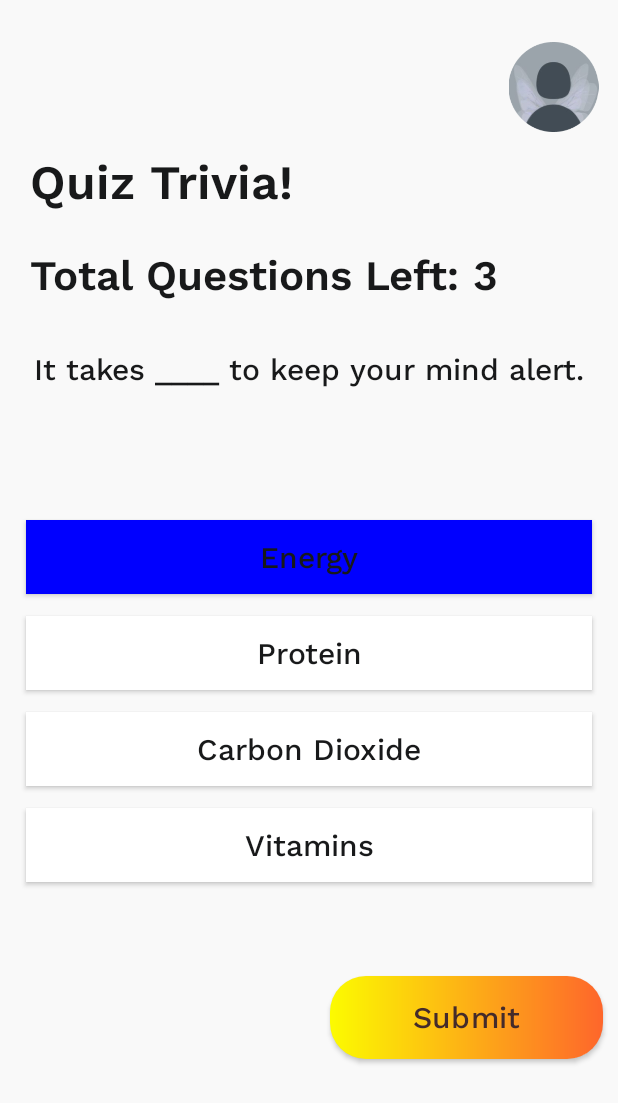
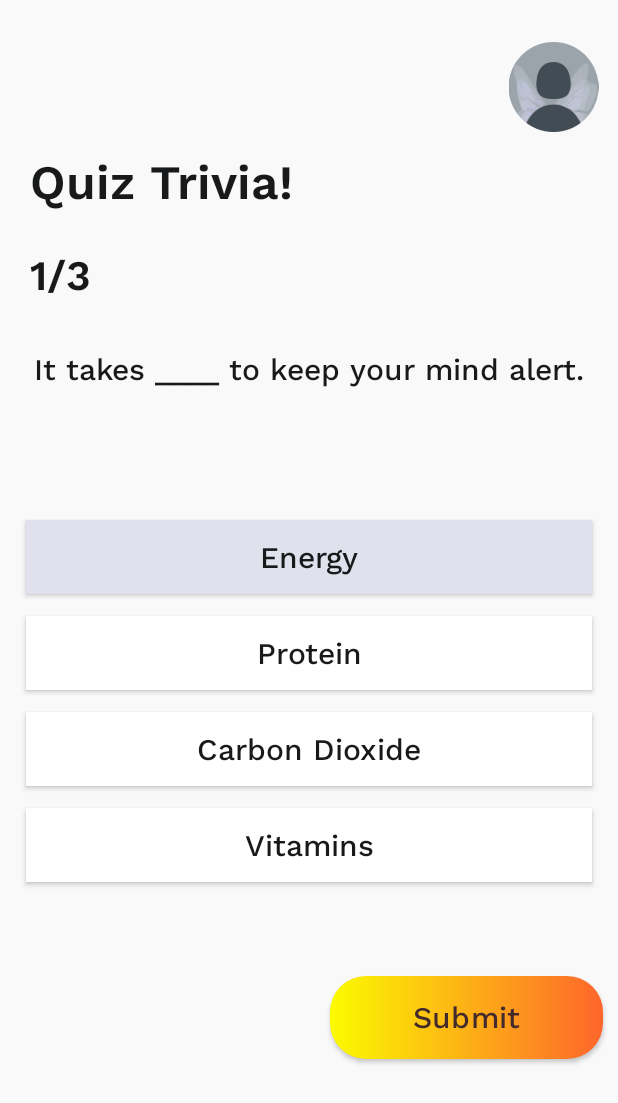
Before and after one commit to jesrene/Final-Year-Project, an Android app: the QuizLogic screen opened directly, with no data from a screen before it, after a tap on "Energy", on a phone screen of 412 x 824 dp. Shown: the top 1103 px of the screen. Run offline under Robolectric (Android 15) with nearby library versions, the phone set to English and light mode, and no system bars.

Commit message:
Fourth Commit

```diff
--- a/app/src/main/AndroidManifest.xml
+++ b/app/src/main/AndroidManifest.xml
@@ -24,7 +24,6 @@
         <activity android:name=".EditProfile" />
         <activity android:name=".QuizScreen" />
         <activity android:name=".QuizLogic" />
-
         <activity android:name=".Quiz2Screen" />
         <activity android:name=".ScoreScreen" />
         <activity android:name=".VoucherScreen" />
--- a/app/src/main/java/com/jesrenesapplication/app/QuizLogic.java
+++ b/app/src/main/java/com/jesrenesapplication/app/QuizLogic.java
@@ -9,6 +9,8 @@ import android.widget.TextView;
 
 import androidx.appcompat.app.AlertDialog;
 import androidx.appcompat.app.AppCompatActivity;
+import androidx.core.content.ContextCompat;
+import androidx.fragment.app.FragmentTransaction;
 
 public class QuizLogic extends AppCompatActivity implements View.OnClickListener {
         TextView totalQuestionsTextView;
@@ -17,7 +19,7 @@ import androidx.appcompat.app.AppCompatActivity;
         Button nextQuesBtn;
 
         int score = 0;
-        int totalQuestion = QuestionAnswer.question.length;
+        int totalQuestions = QuestionAnswer.question.length;
         int currentQuestionIndex = 0;
         String selectedAnswer = "";
 
@@ -54,7 +56,7 @@ import androidx.appcompat.app.AppCompatActivity;
                 }
             });
 
-            updateTotalQuestionsLeft(); // Update the total questions left text
+            currentQuestionNumber(); // Update the total questions left text
 
             loadNewQuestion();
         }
@@ -62,44 +64,80 @@ import androidx.appcompat.app.AppCompatActivity;
         @Override
         public void onClick(View view) {
             // Handle selecting an answer
-            Button clickedButton = (Button) view;
+
             ansA.setBackgroundColor(Color.WHITE);
             ansB.setBackgroundColor(Color.WHITE);
             ansC.setBackgroundColor(Color.WHITE);
             ansD.setBackgroundColor(Color.WHITE);
 
+            Button clickedButton = (Button) view;
             selectedAnswer = clickedButton.getText().toString();
-            clickedButton.setBackgroundColor(Color.BLUE);
+            int greyColor = ContextCompat.getColor(this, R.color.gray_300);
+            clickedButton.setBackgroundColor(greyColor);
         }
 
-        void updateTotalQuestionsLeft() {
-            int questionsLeft = totalQuestion - currentQuestionIndex;
-            totalQuestionsTextView.setText("Total Questions Left: " + questionsLeft);
+        void currentQuestionNumber() {
+            int currentQuestionNumber = currentQuestionIndex + 1; // Adding 1 to convert index to number
+            totalQuestionsTextView.setText(currentQuestionNumber + "/3");
         }
 
+
         void loadNewQuestion() {
-            if (currentQuestionIndex == totalQuestion) {
+            if (currentQuestionIndex == totalQuestions) {
                 finishQuiz();
                 return;
             }
+
+            // Reset the background color of all answer buttons to white
+            ansA.setBackgroundColor(Color.WHITE);
+            ansB.setBackgroundColor(Color.WHITE);
+            ansC.setBackgroundColor(Color.WHITE);
+            ansD.setBackgroundColor(Color.WHITE);
 
             questionTextView.setText(QuestionAnswer.question[currentQuestionIndex]);
             ansA.setText(QuestionAnswer.choices[currentQuestionIndex][0]);
             ansB.setText(QuestionAnswer.choices[currentQuestionIndex][1]);
             ansC.setText(QuestionAnswer.choices[currentQuestionIndex][2]);
             ansD.setText(QuestionAnswer.choices[currentQuestionIndex][3]);
+
+            currentQuestionNumber();
+
         }
 
     void finishQuiz() {
-            String passStatus = "YAY";
+        String passStatus = "Score";
+        String message;
+
+        if (score == totalQuestions) {
+            // If the score is 3 out of 3, reward a voucher
+            message = "Score is " + score + " out of " + totalQuestions + ". You have been rewarded a voucher!";
+        } else {
+            // If the score is not perfect, display the regular score message
+            message = "Score is " + score + " out of " + totalQuestions;
+        }
 
         new AlertDialog.Builder(this)
                 .setTitle(passStatus)
-                    .setMessage("Score is " + score + " out of " + totalQuestion)
+                .setMessage(message)
                 .setPositiveButton("Restart", (dialogInterface, i) -> restartQuiz())
+                .setNegativeButton("Back to Home", (dialogInterface, i) -> backToHome()) // TODO
                 .setCancelable(false)
                 .show();
     }
+
+        //TODO
+        void backToHome() {
+            // Create an intent to go back to the home screen (or specific fragment)
+            Intent intent = new Intent(this, RewardsFragment.class); // Replace with your home activity or target activity
+            intent.putExtra("navigate_to_fragment", "home_fragment"); // Include an identifier for the target fragment
+
+            // Start the intent
+            startActivity(intent);
+
+            // Close the current quiz activity
+            finish();
+        }
+
 
     void restartQuiz() {
             score = 0;
--- a/app/src/main/res/layout/activity_quiz_1_screen.xml
+++ b/app/src/main/res/layout/activity_quiz_1_screen.xml
@@ -71,6 +71,7 @@
         <androidx.appcompat.widget.AppCompatButton
             android:id="@+id/ansA"
             style="@style/btnSolidRoundedOutline_1"
+            android:background="@drawable/rectangle_bg_white_a700_border_black_900_23_radius_12"
             android:layout_width="match_parent"
             android:layout_height="wrap_content"
             android:layout_marginStart="@dimen/_17pxh"
@@ -90,6 +91,7 @@
 
         <androidx.appcompat.widget.AppCompatButton
             android:id="@+id/ansB"
+            android:background="@drawable/rectangle_bg_white_a700_border_black_900_23_radius_12"
             style="@style/btnSolidRoundedOutline_1"
             android:layout_width="match_parent"
             android:layout_height="wrap_content"
@@ -111,6 +113,7 @@
         <androidx.appcompat.widget.AppCompatButton
             android:id="@+id/ansC"
             style="@style/btnSolidRoundedOutline_1"
+            android:background="@drawable/rectangle_bg_white_a700_border_black_900_23_radius_12"
             android:layout_width="match_parent"
             android:layout_height="wrap_content"
             android:layout_marginStart="@dimen/_17pxh"
@@ -131,6 +134,7 @@
         <androidx.appcompat.widget.AppCompatButton
             android:id="@+id/ansD"
             style="@style/btnSolidRoundedOutline_1"
+            android:background="@drawable/rectangle_bg_white_a700_border_black_900_23_radius_12"
             android:layout_width="match_parent"
             android:layout_height="wrap_content"
             android:layout_marginStart="@dimen/_17pxh"
--- a/app/src/main/res/layout/fragment_rewards.xml
+++ b/app/src/main/res/layout/fragment_rewards.xml
@@ -60,6 +60,7 @@
         <androidx.appcompat.widget.AppCompatButton
             android:id="@+id/btnViewVoucher"
             style="@style/btnSolidRoundedOutline"
+            android:background="@drawable/rectangle_bg_white_a700_border_black_900_30_radius_12"
             android:layout_width="250dp"
             android:layout_height="80dp"
             android:layout_centerHorizontal="true"
@@ -80,6 +81,7 @@
         <androidx.appcompat.widget.AppCompatButton
             android:id="@+id/btnPlayGame"
             style="@style/btnSolidRoundedOutline"
+            android:background="@drawable/rectangle_bg_white_a700_border_black_900_30_radius_12"
             android:layout_width="250dp"
             android:layout_height="80dp"
             android:layout_centerHorizontal="true"
```
Also changed, not shown: app/src/main/java/com/jesrenesapplication/app/Quiz2Screen.java (deleted, +0 -31 lines). Lines whose indentation alone changed are shown as unchanged.
